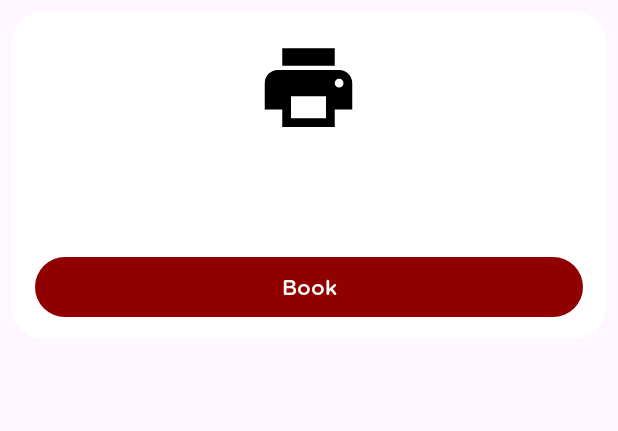
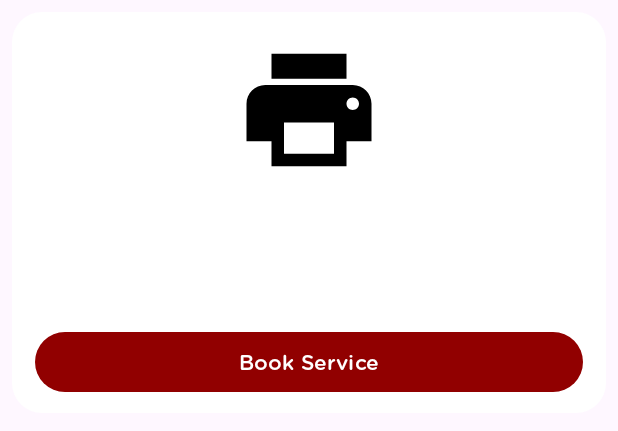
Before and after one commit to imkeech/CustomerApp-ServiceBookingApp, an Android app: the layout customer_card_item.xml on its own in the app's theme, with its tools: preview values and no code run, on a phone screen of 412 x 824 dp. Shown: the top 431 px of the screen. Run offline under Robolectric (Android 15) with nearby library versions, the light colour scheme and no system bars.

Commit message:
Krishna's Push

```diff
--- a/app/src/main/AndroidManifest.xml
+++ b/app/src/main/AndroidManifest.xml
@@ -44,6 +44,7 @@
             android:exported="false" />
         <activity
             android:name=".MainActivity"
+            android:windowSoftInputMode="adjustResize"
             android:exported="true">
             <intent-filter>
                 <action android:name="android.intent.action.MAIN" />
--- a/app/src/main/java/com/example/vk/Notification.kt
+++ b/app/src/main/java/com/example/vk/Notification.kt
@@ -42,10 +42,13 @@ class Notification : AppCompatActivity() {
                     Log.d("notification", "$notifDbRef")
                     val description = doc.getString("description")
                     val fromApp = doc.getString("app")
+                    val status = doc.getString("status")
+
+                    Log.d("final","$fromApp $status")
                     val cardDesc = cardView.findViewById<TextView>(R.id.notificationDescription)
                     val clearButton = cardView.findViewById<ImageView>(R.id.clearButton)
 
-                    cardDesc.text = if (fromApp !="Engineer") {
+                    cardDesc.text = if (fromApp =="Engineer") {
                         description + "\n"} else {description}
 
                     // Set a unique tag for the card view
--- a/app/src/main/res/layout/customer_card_item.xml
+++ b/app/src/main/res/layout/customer_card_item.xml
@@ -15,8 +15,8 @@
     <!-- Add the necessary TextViews for customer details -->
     <ImageView
         android:id="@+id/printerImageView"
-        android:layout_width="70dp"
-        android:layout_height="70dp"
+        android:layout_width="100dp"
+        android:layout_height="100dp"
         android:layout_gravity="center"
         android:src="@drawable/baseline_print_24"
     />
@@ -27,6 +27,7 @@
         android:layout_height="wrap_content"
         android:fontFamily="@font/gotham"
         android:textColor="@color/black"
+        android:layout_marginTop="20dp"
         android:gravity="center"
         android:textSize="18sp" />
 
@@ -55,7 +56,7 @@
         android:textColor="@color/white"
         android:gravity="center"
         android:id="@+id/Book"
-        android:text="Book"
+        android:text="Book Service"
         />
 
 
@@ -146,7 +147,7 @@
             android:layout_marginTop="24dp"
             android:layout_marginBottom="1dp"
             android:backgroundTint="@color/prjtred"
-            android:text="CONFIRM SERVICE"
+            android:text="SUBMIT"
             android:textAllCaps="false"
             android:textColor="@color/white"
             android:textSize="16sp" />
```
Also changed, not shown: app/src/main/res/layout/activity_main.xml (+12 -22 lines), app/src/main/res/drawable/phoneno.png (added), 1 other file.
